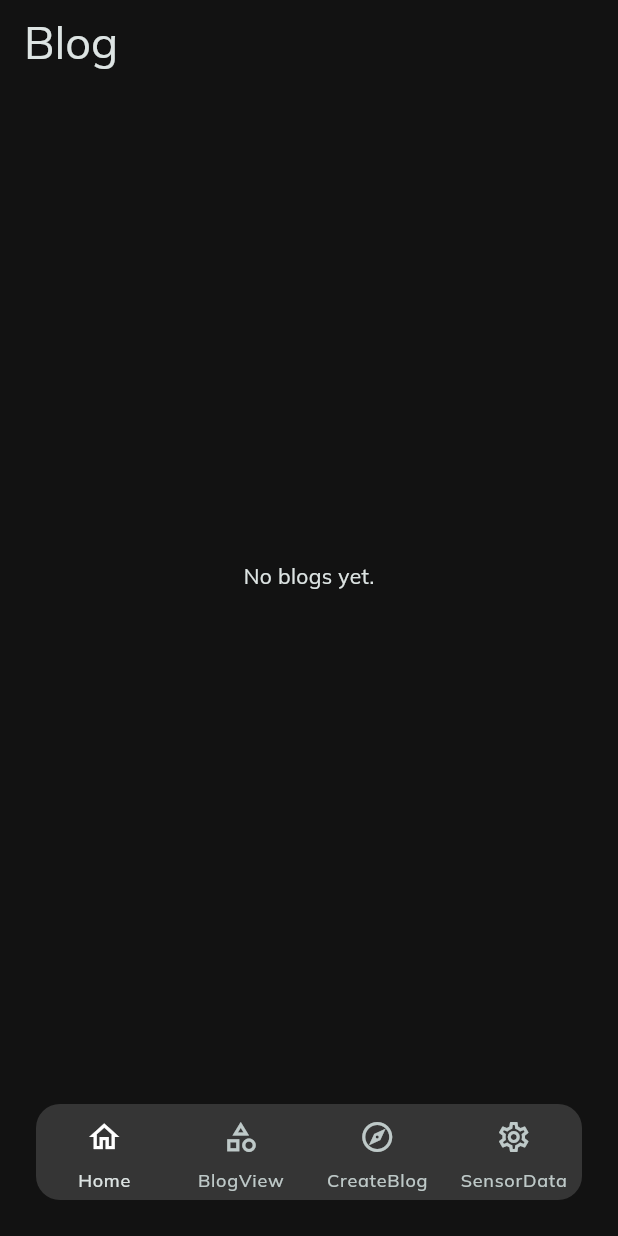
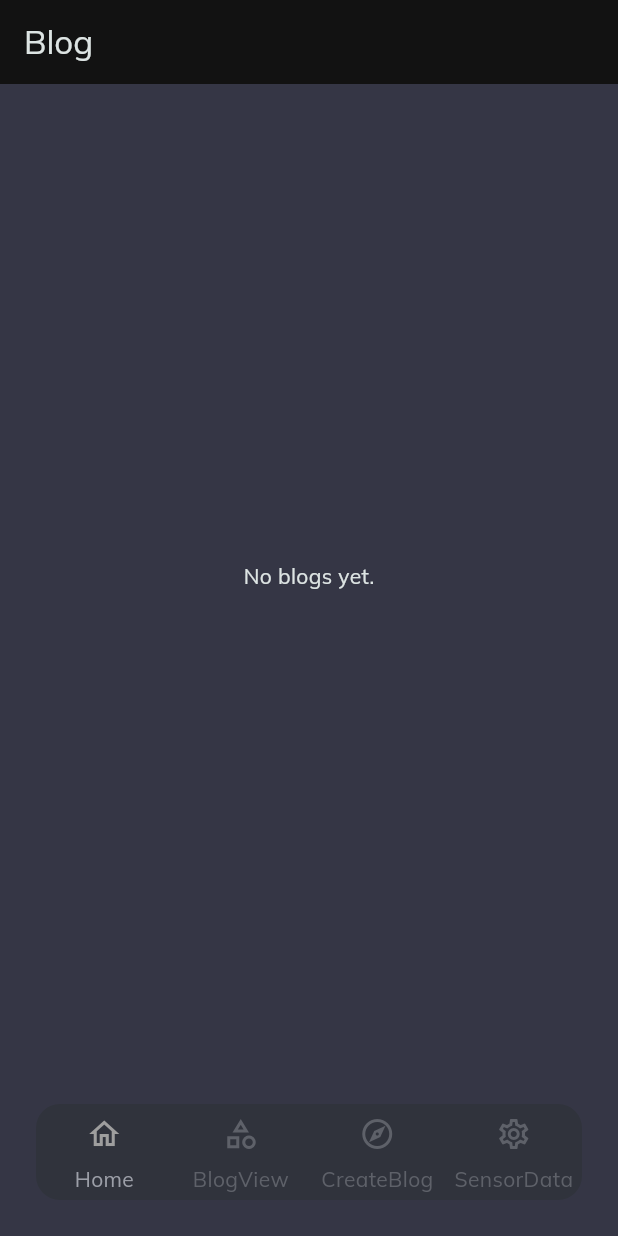
Before and after one commit to TukaWarrior/hftm_MobileComputing_Project_BlogProject, a Flutter app: the screen it shows after launch, on a phone screen of 412 x 824 dp. Run offline on Flutter 3.47's test engine with Material 3 defaults, Android fonts, the phone set to English and light mode, and no system bars; our stand-ins replace image_picker; statements that could not run were skipped.

Commit message:
Implemented light and dark theme template

```diff
--- a/lib/screens/main_screen.dart
+++ b/lib/screens/main_screen.dart
@@ -33,14 +33,7 @@ class _MainScreenState extends State<MainScreen> {
             borderRadius: BorderRadius.circular(16.0),
             child: NavigationBar(
               destinations: const [
-                NavigationDestination(
-                    icon: Icon(Icons.home_outlined),
-                    selectedIcon: Icon(
-                      Icons.home_outlined,
-                      color: Colors.white,
-                    ),
-                    label: 'Home'),
-                // Put this theming in themes folder!
+                NavigationDestination(icon: Icon(Icons.home_outlined), label: 'Home'),
                 NavigationDestination(icon: Icon(Icons.category_outlined), label: 'BlogView'),
                 NavigationDestination(icon: Icon(Icons.explore_outlined), label: 'CreateBlog'),
                 NavigationDestination(icon: Icon(Icons.settings_outlined), label: 'SensorData'),
@@ -51,9 +44,9 @@ class _MainScreenState extends State<MainScreen> {
                   selectedIndex = index;
                 });
               },
-              indicatorColor: Colors.transparent,
-              backgroundColor: Colors.grey.withOpacity(0.25),
-              elevation: 0.0,
+              // indicatorColor: Colors.transparent,
+              // backgroundColor: Colors.grey.withOpacity(0.25),
+              // elevation: 0.0,
               // labelBehavior: NavigationDestinationLabelBehavior.alwaysHide,
               animationDuration: const Duration(milliseconds: 500),
             ),
--- a/lib/settings/theme.dart
+++ b/lib/settings/theme.dart
@@ -1,6 +1,7 @@
 import 'package:flutter/material.dart';
 
 final ThemeData lightTheme = ThemeData(
+  // The light mode is not created yet.
   useMaterial3: true,
   brightness: Brightness.light,
   colorScheme: ColorScheme.fromSeed(seedColor: Colors.cyanAccent, brightness: Brightness.light),
@@ -14,21 +15,52 @@ final ThemeData lightTheme = ThemeData(
       fontSize: 30,
     ),
   ),
+  // navigationBarTheme: NavigationBarThemeData(
+  //   indicatorColor: Colors.transparent, // Transparent indicator for dark theme
+  //   backgroundColor: const Color(0xFF32353F), // Darker background for dark theme
+  //   labelTextStyle: WidgetStateProperty.all(
+  //     const TextStyle(color: Colors.white), // Label color for dark theme
+  //   ),
+  //   iconTheme: WidgetStateProperty.resolveWith<IconThemeData>((Set<WidgetState> states) {
+  //     if (states.contains(WidgetState.selected)) {
+  //       return const IconThemeData(color: Colors.cyanAccent); // Icon color when selected
+  //     }
+  //     return const IconThemeData(color: Colors.white); // Icon color when not selected
+  //   }),
+  // ),
 );
 
 final ThemeData darkTheme = ThemeData(
   useMaterial3: true,
   brightness: Brightness.dark,
   colorScheme: ColorScheme.fromSeed(seedColor: Colors.cyanAccent, brightness: Brightness.dark),
-  scaffoldBackgroundColor: const ColorScheme.dark().surfaceContainerHighest,
+  scaffoldBackgroundColor: Color(0xFF353645), // Set the background color here
+  // scaffoldBackgroundColor: const ColorScheme.dark().surfaceContainerHighest,
   fontFamily: "Mulish",
   appBarTheme: AppBarTheme(
     backgroundColor: const ColorScheme.dark().surfaceContainerHighest,
   ),
   textTheme: const TextTheme(
-    titleLarge: TextStyle(
+    displayLarge: TextStyle(
+      fontWeight: FontWeight.w800,
       fontSize: 30,
     ),
+  ),
+  navigationBarTheme: NavigationBarThemeData(
+    indicatorColor: Colors.transparent, // Transparent indicator for dark theme
+    backgroundColor: const Color(0xFF30333c), // Darker background for dark theme
+    labelTextStyle: WidgetStateProperty.resolveWith<TextStyle>((Set<WidgetState> states) {
+      if (states.contains(WidgetState.selected)) {
+        return const TextStyle(color: Color(0xFF9c9fa8)); // Text color when selected
+      }
+      return const TextStyle(color: Color(0xFF5e6169)); // Text color when not selected
+    }),
+    iconTheme: WidgetStateProperty.resolveWith<IconThemeData>((Set<WidgetState> states) {
+      if (states.contains(WidgetState.selected)) {
+        return const IconThemeData(color: Colors.grey); // Icon color when selected
+      }
+      return const IconThemeData(color: Color(0xFF5e6169)); // Icon color when not selected
+    }),
   ),
 );
 
```
